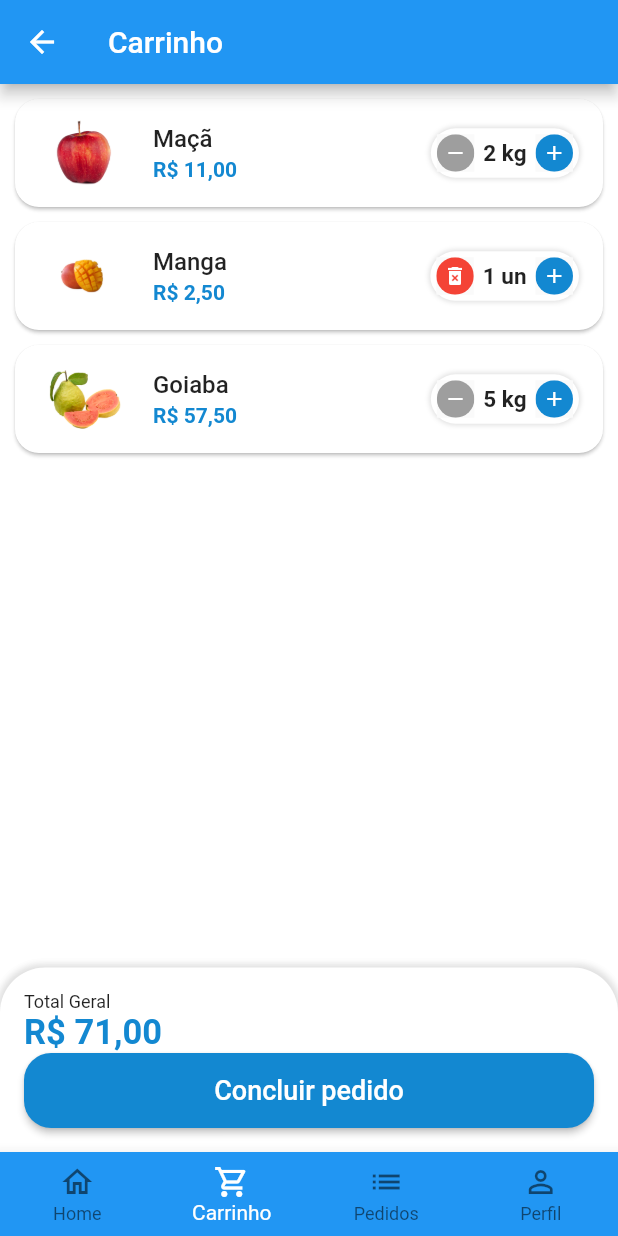
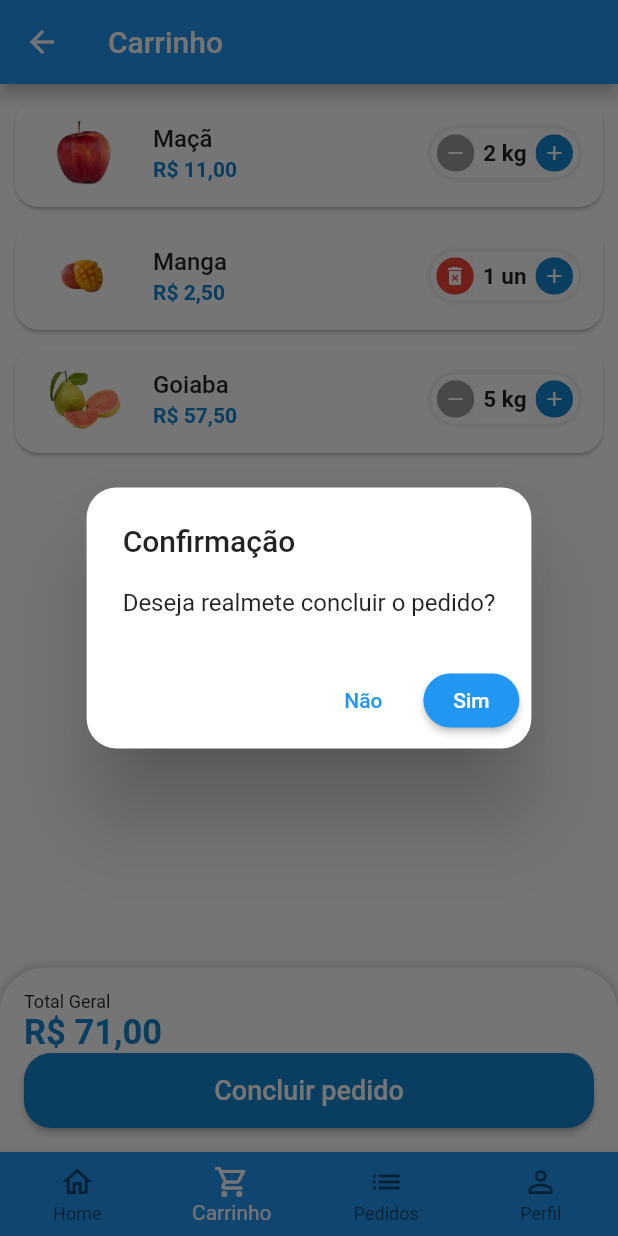
Before and after one commit to FelipeSantos92Dev/store-startto, a Flutter app: the BaseScreen screen opened directly, item 2 of the bottom bar chosen, after a tap on "Concluir pedido", on a phone screen of 412 x 824 dp. Run offline on Flutter 3.47's test engine with Material 2 defaults, Android fonts, the phone set to English and light mode, and no system bars; our stand-ins replace animated_text_kit, badges, mask_text_input_formatter.

Commit message:
create profile page

```diff
--- a/lib/src/pages/auth/sign_in_screen.dart
+++ b/lib/src/pages/auth/sign_in_screen.dart
@@ -3,7 +3,7 @@ import 'package:flutter/material.dart';
 import 'package:store/src/config/custom_colors.dart';
 
 import '../base/base_screen.dart';
-import 'components/custom_text_field.dart';
+import '../common_widgets/custom_text_field.dart';
 import 'sign_up_screen.dart';
 
 class SignInScreen extends StatelessWidget {
--- a/lib/src/pages/auth/sign_up_screen.dart
+++ b/lib/src/pages/auth/sign_up_screen.dart
@@ -2,7 +2,7 @@ import 'package:flutter/material.dart';
 import 'package:mask_text_input_formatter/mask_text_input_formatter.dart';
 import 'package:store/src/config/custom_colors.dart';
 
-import 'components/custom_text_field.dart';
+import '../common_widgets/custom_text_field.dart';
 
 class SignUpScreen extends StatelessWidget {
   SignUpScreen({Key? key}) : super(key: key);
--- a/lib/src/pages/base/base_screen.dart
+++ b/lib/src/pages/base/base_screen.dart
@@ -1,5 +1,6 @@
 import 'package:flutter/material.dart';
 import 'package:store/src/pages/cart/cart_tab.dart';
+import 'package:store/src/pages/profile/profile_tab.dart';
 
 import '../home/home_tab.dart';
 
@@ -22,9 +23,9 @@ class _BaseScreenState extends State<BaseScreen> {
         controller: pageController,
         children: [
           const HomeTab(),
-          CartTab(),
+          const CartTab(),
           Container(color: Colors.green),
-          Container(color: Colors.brown),
+          const ProfileTab(),
         ],
       ),
       bottomNavigationBar: BottomNavigationBar(
--- a/lib/src/pages/cart/cart_tab.dart
+++ b/lib/src/pages/cart/cart_tab.dart
@@ -86,7 +86,10 @@ class _CartTabState extends State<CartTab> {
                         borderRadius: BorderRadius.circular(18),
                       ),
                     ),
-                    onPressed: () {},
+                    onPressed: () async {
+                      bool? result = await showOrderConfirmation();
+                      print(result);
+                    },
                     child: const Text(
                       'Concluir pedido',
                       style: TextStyle(fontSize: 18),
@@ -100,4 +103,38 @@ class _CartTabState extends State<CartTab> {
       ),
     );
   }
+
+  Future<bool?> showOrderConfirmation() {
+    return showDialog<bool>(
+      context: context,
+      builder: (context) {
+        return AlertDialog(
+          shape: RoundedRectangleBorder(
+            borderRadius: BorderRadius.circular(20),
+          ),
+          title: const Text('Confirmação'),
+          content: const Text('Deseja realmete concluir o pedido?'),
+          actions: [
+            TextButton(
+              onPressed: () {
+                Navigator.of(context).pop(false);
+              },
+              child: const Text('Não'),
+            ),
+            ElevatedButton(
+              style: ElevatedButton.styleFrom(
+                shape: RoundedRectangleBorder(
+                  borderRadius: BorderRadius.circular(20),
+                ),
+              ),
+              onPressed: () {
+                Navigator.of(context).pop(true);
+              },
+              child: const Text('Sim'),
+            )
+          ],
+        );
+      },
+    );
+  }
 }
--- /dev/null
+++ b/lib/src/pages/profile/profile_tab.dart
@@ -0,0 +1,50 @@
+import 'package:flutter/cupertino.dart';
+import 'package:flutter/material.dart';
+import 'package:flutter/src/foundation/key.dart';
+import 'package:flutter/src/widgets/framework.dart';
+import 'package:store/src/pages/common_widgets/custom_text_field.dart';
+import 'package:store/src/config/app_data.dart' as appData;
+
+class ProfileTab extends StatelessWidget {
+  const ProfileTab({Key? key}) : super(key: key);
+
+  @override
+  Widget build(BuildContext context) {
+    return Scaffold(
+      // App Bar
+      appBar: AppBar(
+        title: const Text('Perfil do usuário'),
+        actions: [
+          IconButton(
+            onPressed: () {},
+            icon: const Icon(Icons.logout),
+          ),
+        ],
+      ),
+
+      body: ListView(
+        physics: const BouncingScrollPhysics(),
+        padding: const EdgeInsets.fromLTRB(16, 32, 16, 16),
+        children: const [
+          CustomTextField(
+            icon: Icons.email,
+            label: 'Email',
+          ),
+          CustomTextField(
+            icon: Icons.person,
+            label: 'Nome',
+          ),
+          CustomTextField(
+            icon: Icons.phone,
+            label: 'Celular',
+          ),
+          CustomTextField(
+            icon: Icons.file_copy,
+            label: 'CPF',
+            isSecret: true,
+          ),
+        ],
+      ),
+    );
+  }
+}
```
Also changed, not shown: lib/src/config/app_data.dart (+10 -0 lines), lib/src/models/user_model.dart (added, +15 -0 lines), lib/src/pages/common_widgets/custom_text_field.dart (renamed from lib/src/pages/auth/components/custom_text_field.dart).
